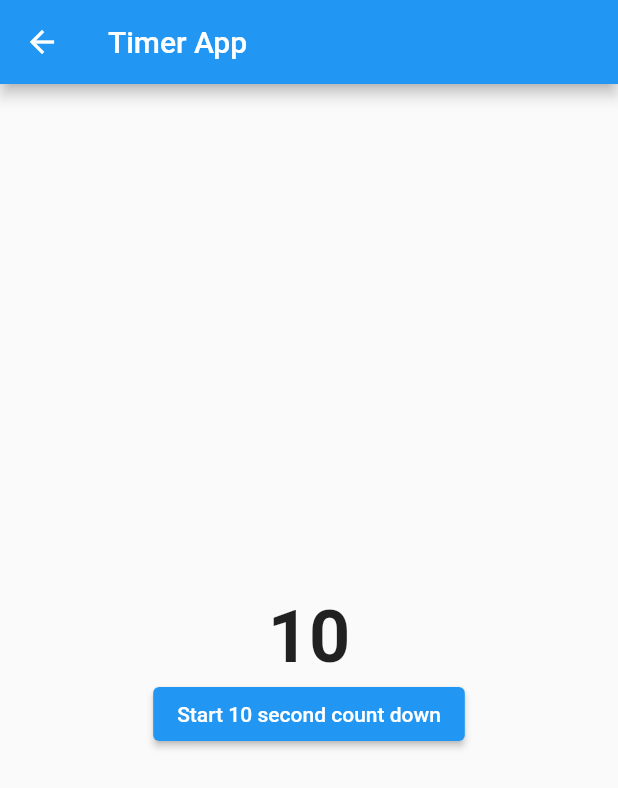
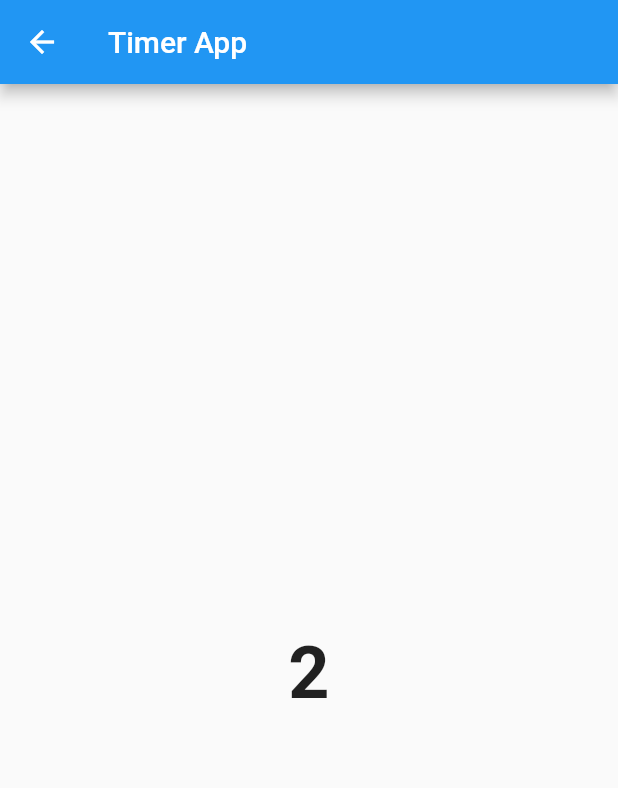
Before and after one commit to AviEt/Labrador-demo, a Flutter app: the SampleWaitScreen screen opened directly, on a phone screen of 412 x 824 dp. Shown: the top 788 px of the screen. Run offline on Flutter 3.47's test engine with Material 2 defaults, Android fonts, the phone set to English and light mode, and no system bars; our stand-ins replace camera, image_gallery_saver.

Commit message:
Flow is fully done and looking ugly, but working

```diff
--- a/lib/card_camera_screen.dart
+++ b/lib/card_camera_screen.dart
@@ -3,6 +3,8 @@ import 'camera_singleton.dart';
 import 'package:camera/camera.dart';
 import 'package:flutter/material.dart';
 import 'package:image_gallery_saver/image_gallery_saver.dart';
+
+import 'consts.dart';
 
 class CardCameraScreen extends StatefulWidget {
   const CardCameraScreen({Key? key}) : super(key: key);
@@ -97,7 +99,7 @@ class _CardCameraScreenState extends State<CardCameraScreen> {
                           isReturnPathOfIOS: true);
                     }
                     Navigator.of(context).pushNamed(
-                      '/results',
+                      waitResultsPageUrl,
                     );
                   },
                   child: Container(
--- /dev/null
+++ b/lib/consts.dart
@@ -0,0 +1,4 @@
+const String homePageUrl = '/';
+const String cameraPageUrl = '/card_camera';
+const String waitResultsPageUrl = '/sample_wait';
+const String resultsPageUrl = '/results';
--- a/lib/sample_wait_screen.dart
+++ b/lib/sample_wait_screen.dart
@@ -1,6 +1,8 @@
 import 'dart:async';
 
 import 'package:flutter/material.dart';
+
+import 'consts.dart';
 
 class SampleWaitScreen extends StatefulWidget {
   const SampleWaitScreen({Key? key}) : super(key: key);
@@ -11,20 +13,22 @@ class SampleWaitScreen extends StatefulWidget {
 }
 
 class _SampleWaitScreenState extends State<SampleWaitScreen> {
-  int _counter = 10;
+  int _counter = 3;
   Timer? _timer;
 
-  void _startTimer() {
-    _counter = 10;
-    if (_timer != null) {
-      _timer!.cancel();
-    }
+  @override
+  void initState() {
     _timer = Timer.periodic(Duration(seconds: 1), (timer) {
       setState(() {
         if (_counter > 0) {
           _counter--;
         } else {
           _timer!.cancel();
+          Future.delayed(Duration(milliseconds: 1500), () {
+            Navigator.of(context).pushNamed(
+              resultsPageUrl,
+            );
+          });
         }
       });
     });
@@ -57,10 +61,10 @@ class _SampleWaitScreenState extends State<SampleWaitScreen> {
                 fontSize: 48,
               ),
             ),
-            ElevatedButton (
-              onPressed: () => _startTimer(),
-              child: Text("Start 10 second count down"),
-            ),
+            // ElevatedButton (
+            //   onPressed: () => _startTimer(),
+            //   child: Text("Start 10 second count down"),
+            // ),
           ],
         ),
       ),
--- a/lib/welcome_screen.dart
+++ b/lib/welcome_screen.dart
@@ -1,4 +1,6 @@
 import 'package:flutter/material.dart';
+
+import 'consts.dart';
 
 class WelcomeScreen extends StatelessWidget {
   const WelcomeScreen({Key? key}) : super(key: key);
@@ -22,7 +24,7 @@ class WelcomeScreen extends StatelessWidget {
                   onPressed: () {
                     // Pushing a named route
                     Navigator.of(context).pushNamed(
-                      '/sample_wait',
+                      cameraPageUrl,
                     );
                   },
                 )
```
Also changed, not shown: lib/route_generator.dart (+6 -4 lines).
